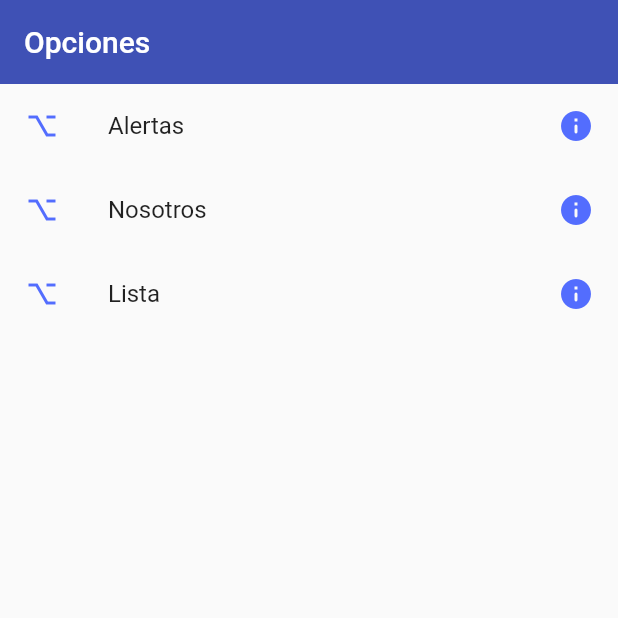
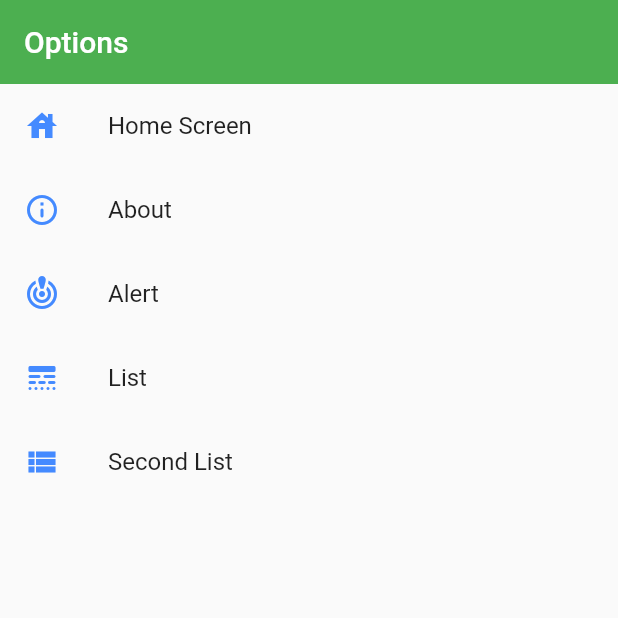
Before and after one commit to Yero-des/AppMultiplataforma, a Flutter app: the screen it shows after launch, on a phone screen of 412 x 824 dp, the top half of it. Run offline on Flutter 3.47's test engine with Material 2 defaults, Android fonts, the phone set to English and light mode, and no system bars.

Commit message:
Add models with routes

```diff
--- a/lib/main.dart
+++ b/lib/main.dart
@@ -17,7 +17,7 @@ class MyApp extends StatelessWidget {
       title: 'Material App',
       debugShowCheckedModeBanner: false,
       initialRoute: AppRoutes.initialRoute,
-      routes: AppRoutes.routes,
+      routes: AppRoutes.getAppRoutes(),
       onGenerateRoute: AppRoutes.onGenerateRoute // Activa la ruta por defecto 404
 
     );
--- /dev/null
+++ b/lib/models/menu_option.dart
@@ -0,0 +1,21 @@
+import 'package:flutter/material.dart';
+
+class Class {}
+class MenuOption {
+
+  final String router;
+  final IconData data;
+  final String name;
+  final Widget widget;
+  final Color? color;
+
+  MenuOption({
+    required this.router,
+    required this.data,
+    required this.name,
+    required this.widget,
+    this.color
+  }); // Inicializamos una variable con constructor
+  // {required} nos sirve para no tener orden en atributos
+
+}
--- /dev/null
+++ b/lib/models/models.dart
@@ -0,0 +1 @@
+export 'package:flutter_application_1/models/menu_option.dart';
--- a/lib/router/app_router.dart
+++ b/lib/router/app_router.dart
@@ -1,15 +1,34 @@
 import 'package:flutter/material.dart';
 import '../screens/screens.dart';
+import '../models/menu_option.dart';
 
 // This is very very IMPORTANT
 class AppRoutes {
   static const initialRoute = 'home';
-  static Map<String, Widget Function(BuildContext)> routes = {
-    'home': (BuildContext context) => const HomeScreen(),
-    'about': (BuildContext context) => const NosotrosScreen(),
-    'alert': (BuildContext context) => const AlertScreen(),
-    'list': (BuildContext context) => const ListViewExample(),
-  };
+
+  static final menuOptions = <MenuOption>[
+    MenuOption(router: 'home', data: Icons.house_sharp, name: 'Home Screen', color: Colors.black, widget: const HomeScreen()),
+    MenuOption(router: 'about', data: Icons.info_outline_rounded, name: 'About', color: Colors.blueAccent, widget: const NosotrosScreen()),
+    MenuOption(router: 'alert', data: Icons.crisis_alert_outlined, name: 'Alert', color: Colors.blueAccent, widget: const AlertScreen()),
+    MenuOption(router: 'list', data: Icons.line_style_rounded, name: 'List', color: Colors.redAccent, widget: const ListViewExample()),
+    MenuOption(router: 'list2', data: Icons.view_list_sharp, name: 'Second List', color: Colors.redAccent, widget: const ListView2Screen()),
+  ];
+
+  static Map<String, Widget Function(BuildContext)> getAppRoutes(){
+    Map<String, Widget Function(BuildContext)> appRoutes = {};
+    for(final options in menuOptions) {
+      appRoutes.addAll({options.router: (BuildContext context) => options.widget});
+    }
+    return appRoutes;
+  }
+
+  // static Map<String, Widget Function(BuildContext)> routes = {
+  //   'home': (BuildContext context) => const HomeScreen(),
+  //   'about': (BuildContext context) => const NosotrosScreen(),
+  //   'alert': (BuildContext context) => const AlertScreen(),
+  //   'list': (BuildContext context) => const ListViewExample(),
+  // };
+
   static Route<dynamic> onGenerateRoute (RouteSettings settings) {
     return MaterialPageRoute(builder: (context) => const NotFoundScreen());
   }
--- a/lib/screens/home_screen.dart
+++ b/lib/screens/home_screen.dart
@@ -1,48 +1,33 @@
 import 'package:flutter/material.dart';
+import 'package:flutter_application_1/router/app_router.dart';
 
 class HomeScreen extends StatelessWidget {
 
   const HomeScreen({Key? key}) : super(key: key);
 
-  final options = const ['Alertas','Nosotros', 'Lista'];
-
   @override
   Widget build(BuildContext context) {
     return Scaffold(
       appBar: AppBar(
-        title: const Text("Opciones"),
+        title: const Text("Options"),
         elevation: 0,
-        backgroundColor: Colors.indigo,
+        backgroundColor: Colors.green,
       ),
+
       body: ListView(
         children: [
-          ... options.map((value) => ListTile(
+          ... AppRoutes.menuOptions.map((value) => ListTile(
 
-            // Icono izquierda
-            leading: const Icon(
-              Icons.keyboard_option_key,
-              color: Colors.indigoAccent,
+            leading: Icon(
+              value.data, // Acceso a la propiedad 'data' de MenuOption
+              color: Colors.blueAccent, // Acceso a la propiedad 'color' de MenuOption
             ),
 
             // Texto content
-            title: Text(value),
-
-            // Icono derecha
-            trailing: const Icon(
-              Icons.info_rounded,
-              color: Colors.indigoAccent
-            ),
+            title: Text(value.name),
 
             onTap: () => {
-              if (value.toLowerCase() == "alertas") {
-                Navigator.pushNamed(context, 'alert')
-              } else if (value.toLowerCase() == "nosotros") {
-                Navigator.pushNamed(context, 'about')
-              } else if (value.toLowerCase() == "lista") {
-                Navigator.pushNamed(context, 'list')
-              } else {
-                Navigator.pushNamed(context, 'error')
-              }
+              Navigator.pushNamed(context, value.router)
             },
 
           )).toList()
```
